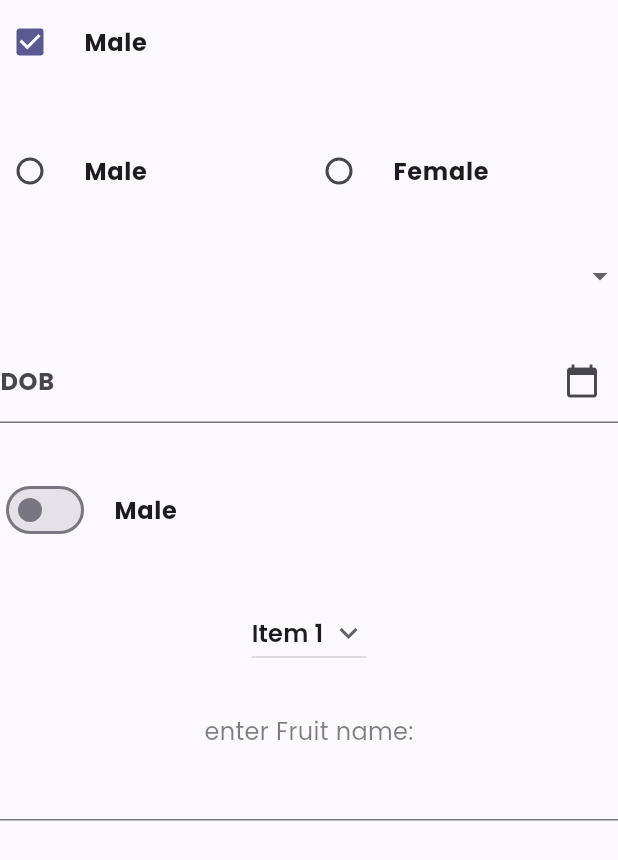
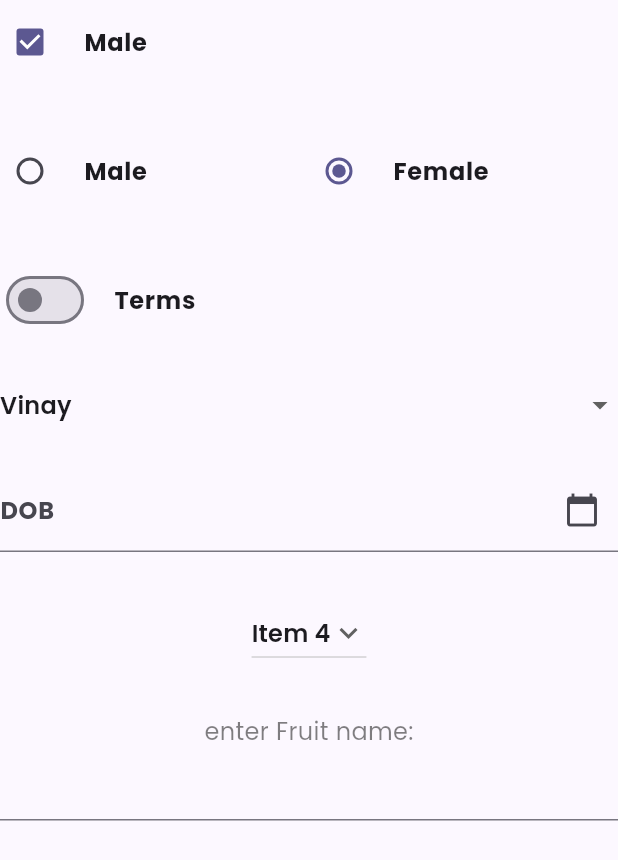
Before and after one commit to frontendweb-sg/shoal_app, a Flutter app: the HistoryScreen screen opened directly, after a tap on "Male", on a phone screen of 412 x 824 dp. Shown: the top 860 px of the screen. Run offline on Flutter 3.47's test engine with Material 3 defaults, Android fonts, the phone set to English and light mode, and no system bars; our stand-ins replace dartz, dio, dots_indicator, equatable, file_picker, flutter_riverpod and 7 more; missing offline and left inert: flutter_driver; accounts and stored records are empty; generated files the repository leaves out were written again; project files that could hold a hidden picture were left out.

```diff
--- a/lib/modules/history/presenter/pages/history_screen.dart
+++ b/lib/modules/history/presenter/pages/history_screen.dart
@@ -11,6 +11,13 @@ class HistoryScreen extends StatefulWidget {
 }
 
 class _HistoryScreenState extends State<HistoryScreen> {
+   final _formKey = GlobalKey<FormState>();
+   final Map<String, dynamic> formelements = {"Gender": false, "SelectedGender": 2, "Terms": false, "fruits": "mango", "name": "2", "itemsvalue": "Item 4"};
+
+  void onSubmit() async {
+    print(formelements);
+    }
+
   bool checkBoxValue = false;
   String radioBtnValue = "male";
   String defultDropDownValue =  "Amit";
@@ -50,18 +57,18 @@ class _HistoryScreenState extends State<HistoryScreen> {
     return Scaffold(
       body: SafeArea(
         child: SingleChildScrollView(
+            child: Form(
+              key: _formKey,
               child: Column(
               children: [
-
               CheckboxListTile(
-                key: const Key("checkbox"),
                   contentPadding: const EdgeInsets.all(0.0),
                   controlAffinity: ListTileControlAffinity.leading,
                   title: const Text("Male"),
-                value: checkBoxValue,
+                  value: formelements['Gender'],
                   onChanged: (value) {
                     setState(() {
-                    checkBoxValue = value!;
+                      formelements['Gender'] = value!;
                     });
                   }),
 
@@ -70,35 +77,45 @@ class _HistoryScreenState extends State<HistoryScreen> {
               Row(children: [
                 Expanded(
                   child: RadioListTile(
-                  key: const Key("radio1"),
                     contentPadding: const EdgeInsets.all(0.0),
                     controlAffinity: ListTileControlAffinity.leading,
                     title: const Text("Male"),
-                  value: "Male",
-                  groupValue: radioBtnValue,
+                    value: 1,
+                    groupValue: formelements['SelectedGender'],
                     onChanged: (value) {
                       setState(() {
-                      radioBtnValue = value!;
+                        formelements['SelectedGender'] = value!;
                       });
                     },
                   ),
                 ),
                 Expanded(
                   child: RadioListTile(
-                  key: const Key("radio1"),
                     contentPadding: const EdgeInsets.all(0.0),
                     controlAffinity: ListTileControlAffinity.leading,
                     title: const Text("Female"),
-                  value: "Female",
-                  groupValue: radioBtnValue,
+                    value: 2,
+                    groupValue: formelements['SelectedGender'],
                     onChanged: (value) {
                       setState(() {
-                      radioBtnValue = value!;
+                        formelements['SelectedGender'] = value!;
                       });
                     },
                   ),
                 ),
               ]),
+
+
+              const SizedBox(height: 30.0),
+                switchButton(
+                  context,
+                  title: "Terms",
+                  value: formelements['Terms'],
+                  onChanged: (value){
+                    setState(() {
+                      formelements['Terms'] = value;
+                    });
+                  }),
 
               const SizedBox(height: 30.0),
 
@@ -108,7 +125,7 @@ class _HistoryScreenState extends State<HistoryScreen> {
                           isExpanded: true,
                           isDense: true,
                           menuMaxHeight: 350,
-                        value: defultDropDownValue,
+                          value: formelements["name"],
                           items:dropDownItems.map((data) {
                             return DropdownMenuItem(
                               value: data['value'],
@@ -117,7 +134,7 @@ class _HistoryScreenState extends State<HistoryScreen> {
                           }).toList(),
                           onChanged:(value) {
                             setState(() {
-                          defultDropDownValue = value.toString();
+                            formelements["name"] = value.toString();
                             });
                           }
                         ),
@@ -150,21 +167,8 @@ class _HistoryScreenState extends State<HistoryScreen> {
 
                const SizedBox(height: 30.0),
 
-              switchButton(
-                context,
-                key: "switchbutton",
-                title: "Male",
-                value: switchButtonValue,
-                onChanged: (value){
-                  setState(() {
-                    switchButtonValue = value;
-                  });
-                }),
-
-             const SizedBox(height: 30.0),
-
                  DropdownButton(
-                  value: dropdownvalue,
+                    value: formelements['itemsvalue'],
                     icon: const Icon(Icons.keyboard_arrow_down),
                     items: dropitems.map((String items) {
                       return DropdownMenuItem(
@@ -172,9 +176,9 @@ class _HistoryScreenState extends State<HistoryScreen> {
                         child: Text(items),
                       );
                     }).toList(),
-                    onChanged: (String? newValue) {
+                      onChanged: (newValue) {
                         setState(() {
-                        dropdownvalue = newValue!;
+                          formelements['items'] = newValue!;
                         });
                       },
                   ),
@@ -204,6 +208,7 @@ class _HistoryScreenState extends State<HistoryScreen> {
 
 
                         ],
+              ),
             )),
       ),
     );
```
Lines whose indentation alone changed are shown as unchanged.
